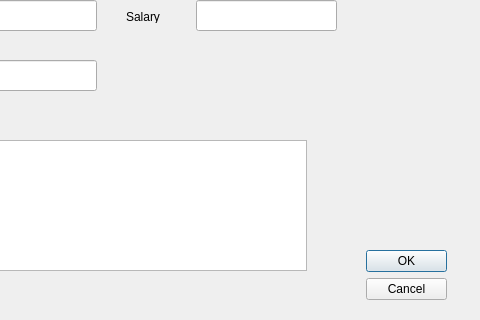
jordynmarlow/SoftwareEngineering, file UI/AddEmployeeDialog.ui: the form before one commit; both pictures show x 114 to 594 and y 170 to 490 of the 594 by 490 pixel window.
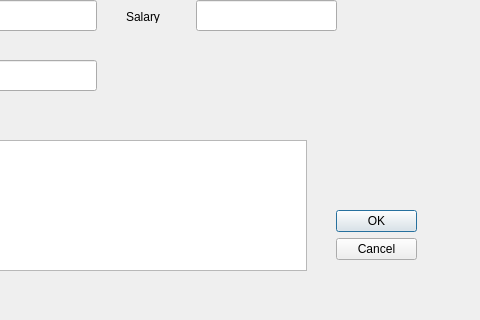
The form after the commit.

Patch:
```diff
--- a/UI/AddEmployeeDialog.ui
+++ b/UI/AddEmployeeDialog.ui
@@ -16,8 +16,8 @@
   <widget class="QDialogButtonBox" name="buttonBox">
    <property name="geometry">
     <rect>
-     <x>480</x>
-     <y>420</y>
+     <x>450</x>
+     <y>380</y>
      <width>81</width>
      <height>51</height>
     </rect>
```
Left out of the diff: 4 changed lines with no effect on the pictures.
